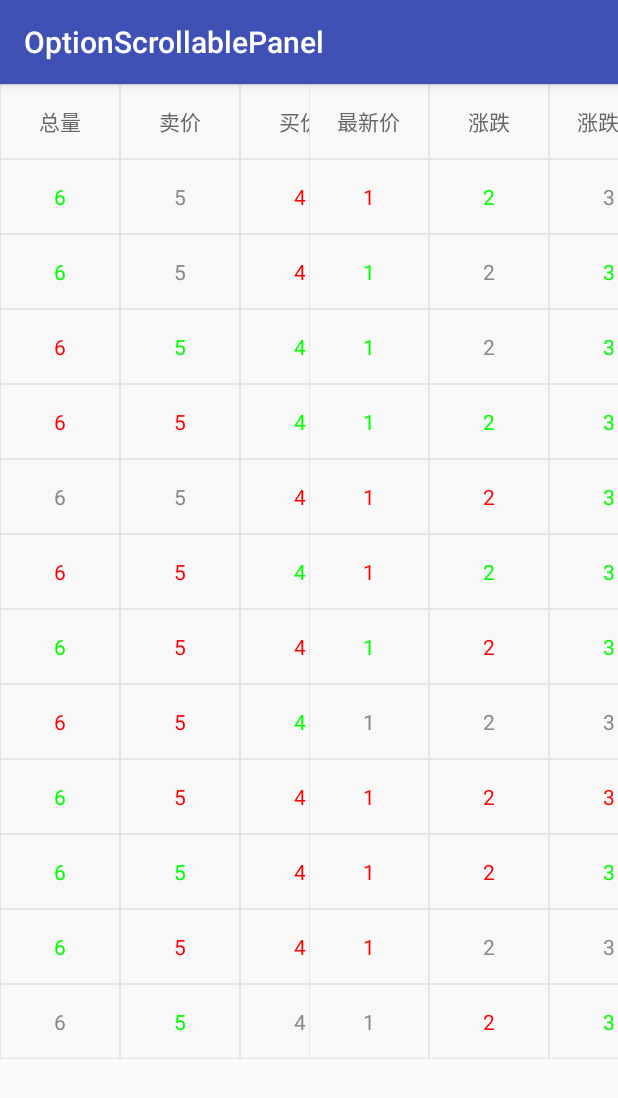
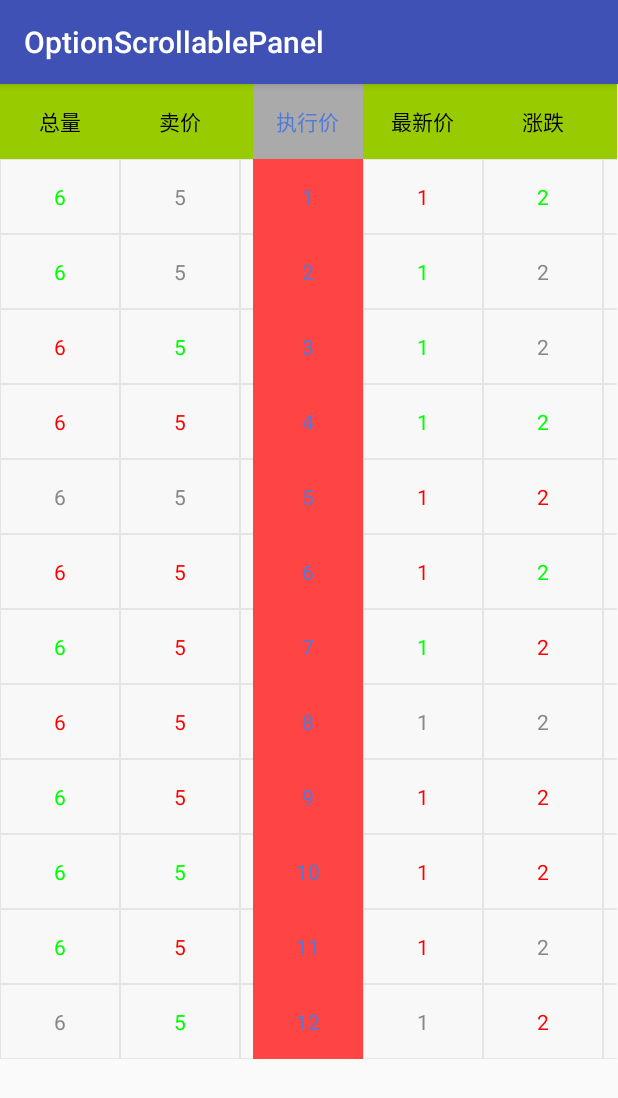
Before and after one commit to ranjiexu/OptionScrollablePanel, an Android app: the screen it shows after launch (MainActivity), on a phone screen of 412 x 824 dp. Shown: the top 1098 px of the screen. Run offline under Robolectric (Android 15) with nearby library versions, the phone set to English and light mode, and no system bars.

Commit message:
修改增加T字型效果

```diff
--- a/app/src/main/res/layout/listitem_term_name.xml
+++ b/app/src/main/res/layout/listitem_term_name.xml
@@ -2,15 +2,15 @@
 <LinearLayout xmlns:android="http://schemas.android.com/apk/res/android"
     android:layout_width="80dp"
     android:layout_height="50dp"
-    android:background="@drawable/bg_item"
+    android:background="@android:color/holo_green_light"
     android:gravity="center"
     android:orientation="vertical">
 
     <TextView
         android:id="@+id/term_name"
-        android:textSize="14sp"
-        android:textColor="@color/text_gray_666666"
         android:layout_width="wrap_content"
-        android:layout_height="wrap_content" />
+        android:layout_height="wrap_content"
+        android:textColor="@android:color/background_dark"
+        android:textSize="14sp" />
 
 </LinearLayout>
--- a/library/src/main/java/com/ranjiexu/optionscrollablepanel/library/ScrollablePanel.java
+++ b/library/src/main/java/com/ranjiexu/optionscrollablepanel/library/ScrollablePanel.java
@@ -10,6 +10,7 @@ import android.view.MotionEvent;
 import android.view.View;
 import android.view.ViewGroup;
 import android.widget.FrameLayout;
+import android.widget.TextView;
 
 import java.util.HashSet;
 
@@ -24,7 +25,6 @@ public class ScrollablePanel extends FrameLayout {
     protected PanelLineAdapter panelLineAdapter;
     protected PanelAdapter leftPanelAdapter;
     protected PanelAdapter rightPanelAdapter;
-//    protected TextView middleItemView;
 
     public ScrollablePanel(Context context, PanelAdapter leftPanelAdapter, PanelAdapter rightPanelAdapter) {
         super(context);
@@ -47,7 +47,6 @@ public class ScrollablePanel extends FrameLayout {
         LayoutInflater.from(getContext()).inflate(R.layout.view_scrollable_panel, this, true);
         recyclerView = (RecyclerView) findViewById(R.id.recycler_content_list);
         recyclerView.setLayoutManager(new LinearLayoutManager(getContext(), LinearLayoutManager.VERTICAL, false));
-//        middleItemView = (TextView) findViewById(R.id.middle_item);
         rightHeaderRecyclerView = (RecyclerView) findViewById(R.id.right_recycler_header_list);
         rightHeaderRecyclerView.setLayoutManager(new LinearLayoutManager(getContext(), LinearLayoutManager.HORIZONTAL, false));
         rightHeaderRecyclerView.setHasFixedSize(true);
@@ -218,15 +217,7 @@ public class ScrollablePanel extends FrameLayout {
                 rightLineItemAdapter.setRow(position + 1);
                 rightLineItemAdapter.notifyDataSetChanged();
             }
-//            if (holder.middleColumnItemVH == null) {
-//                RecyclerView.ViewHolder viewHolder = leftPanelAdapter.onCreateViewHolder(holder.middleColumnItemView, leftPanelAdapter.getItemViewType(position + 1, leftPanelAdapter.getColumnCount()/2));
-//                holder.middleColumnItemVH = viewHolder;
-//                leftPanelAdapter.onBindViewHolder(holder.middleColumnItemVH, position + 1, leftPanelAdapter.getColumnCount()/2);
-//                holder.middleColumnItemView.setText(position + 1 + "");
-//            } else {
-//                leftPanelAdapter.onBindViewHolder(holder.middleColumnItemVH, position + 1, leftPanelAdapter.getColumnCount()/2);
-//            }
-
+            holder.executionPriceView.setText((position + 1) + "");
         }
 
 
@@ -289,6 +280,7 @@ public class ScrollablePanel extends FrameLayout {
                     super.onScrolled(recyclerView, dx, dy);
                     LinearLayoutManager linearLayoutManager = (LinearLayoutManager) recyclerView.getLayoutManager();
                     int firstPos = linearLayoutManager.findFirstVisibleItemPosition();
+                    Log.e("ranjiexu", "onScrolled, firstPos=" + firstPos);
                     View firstVisibleItem = linearLayoutManager.getChildAt(0);
                     if (firstVisibleItem != null) {
                         int firstRight = linearLayoutManager.getDecoratedRight(firstVisibleItem);
@@ -296,6 +288,8 @@ public class ScrollablePanel extends FrameLayout {
                             if (recyclerView != rv) {
                                 LinearLayoutManager layoutManager = (LinearLayoutManager) rv.getLayoutManager();
                                 if (layoutManager != null) {
+                                    Log.e("ranjiexu", "for, leftFirstPos=" + firstPos);
+                                    Log.e("ranjiexu", "for, leftFirstOffset=" + firstRight);
                                     PanelLineAdapter.this.leftFirstPos = firstPos;
                                     PanelLineAdapter.this.leftFirstOffset = firstRight;
                                     layoutManager.scrollToPositionWithOffset(firstPos + 1, firstRight);
@@ -332,7 +326,6 @@ public class ScrollablePanel extends FrameLayout {
                     return false;
                 }
             });
-            // TODO
             recyclerView.addOnScrollListener(new RecyclerView.OnScrollListener() {
                 @Override
                 public void onScrolled(RecyclerView recyclerView, int dx, int dy) {
@@ -386,14 +379,13 @@ public class ScrollablePanel extends FrameLayout {
         static class ViewHolder extends RecyclerView.ViewHolder {
             public RecyclerView rightRecyclerView;
             public RecyclerView leftRecyclerView;
-//            public TextView middleColumnItemView;
-            public RecyclerView.ViewHolder middleColumnItemVH;
+            public TextView executionPriceView;
 
             public ViewHolder(View view) {
                 super(view);
                 this.leftRecyclerView = (RecyclerView) view.findViewById(R.id.left_recycler_line_list);
                 this.rightRecyclerView = (RecyclerView) view.findViewById(R.id.right_recycler_line_list);
-//                this.middleColumnItemView = (TextView) view.findViewById(R.id.middle_column_item);
+                this.executionPriceView = (TextView) view.findViewById(R.id.execution_price);
                 this.rightRecyclerView.setLayoutManager(new LinearLayoutManager(view.getContext(), LinearLayoutManager.HORIZONTAL, false));
                 this.leftRecyclerView.setLayoutManager(new LinearLayoutManager(view.getContext(), LinearLayoutManager.HORIZONTAL, false));
             }
--- a/library/src/main/res/layout/listitem_content_row.xml
+++ b/library/src/main/res/layout/listitem_content_row.xml
@@ -7,20 +7,32 @@
 
     <android.support.v7.widget.RecyclerView
         android:id="@+id/left_recycler_line_list"
-        android:layout_weight="2"
-        android:layout_width="wrap_content"
+        android:layout_weight="3"
+        android:layout_width="0px"
         android:layout_height="wrap_content" />
 
-    <!--<TextView-->
-        <!--android:id="@+id/middle_column_item"-->
-        <!--android:layout_weight="1"-->
-        <!--android:layout_width="wrap_content"-->
-        <!--android:layout_height="wrap_content" />-->
+    <LinearLayout
+        android:id="@+id/middle_column_item"
+        android:layout_width="0dp"
+        android:layout_height="50dp"
+        android:layout_weight="1.3"
+        android:background="@android:color/holo_red_light"
+        android:gravity="center"
+        android:orientation="vertical">
+
+        <TextView
+            android:id="@+id/execution_price"
+            android:layout_width="wrap_content"
+            android:layout_height="wrap_content"
+            android:textColor="#527ad8"
+            android:textSize="14sp" />
+
+    </LinearLayout>
 
     <android.support.v7.widget.RecyclerView
         android:id="@+id/right_recycler_line_list"
-        android:layout_weight="2"
-        android:layout_width="wrap_content"
+        android:layout_weight="3"
+        android:layout_width="0px"
         android:layout_height="wrap_content" />
 
 </LinearLayout>
--- a/library/src/main/res/layout/view_scrollable_panel.xml
+++ b/library/src/main/res/layout/view_scrollable_panel.xml
@@ -17,23 +17,32 @@
 
             <android.support.v7.widget.RecyclerView
                 android:id="@+id/left_recycler_header_list"
-                android:layout_width="wrap_content"
-                android:layout_weight="2"
-                android:layout_height="wrap_content" />
+                android:layout_width="0dp"
+                android:layout_height="match_parent"
+                android:layout_weight="3" />
 
 
-            <!--<TextView-->
-                <!--android:id="@+id/middle_item"-->
-                <!--android:layout_weight="1"-->
-                <!--android:layout_width="wrap_content"-->
-                <!--android:layout_height="wrap_content"-->
-                <!--/>-->
+            <LinearLayout
+                android:layout_width="0dp"
+                android:layout_height="50dp"
+                android:layout_weight="1.3"
+                android:background="@android:color/darker_gray"
+                android:gravity="center"
+                android:orientation="vertical">
+
+                <TextView
+                    android:layout_width="wrap_content"
+                    android:layout_height="wrap_content"
+                    android:text="执行价"
+                    android:textColor="#527ad8"
+                    android:textSize="14sp" />
+            </LinearLayout>
 
             <android.support.v7.widget.RecyclerView
                 android:id="@+id/right_recycler_header_list"
-                android:layout_weight="2"
-                android:layout_width="wrap_content"
-                android:layout_height="wrap_content" />
+                android:layout_width="0px"
+                android:layout_height="wrap_content"
+                android:layout_weight="3" />
         </LinearLayout>
 
 
```
